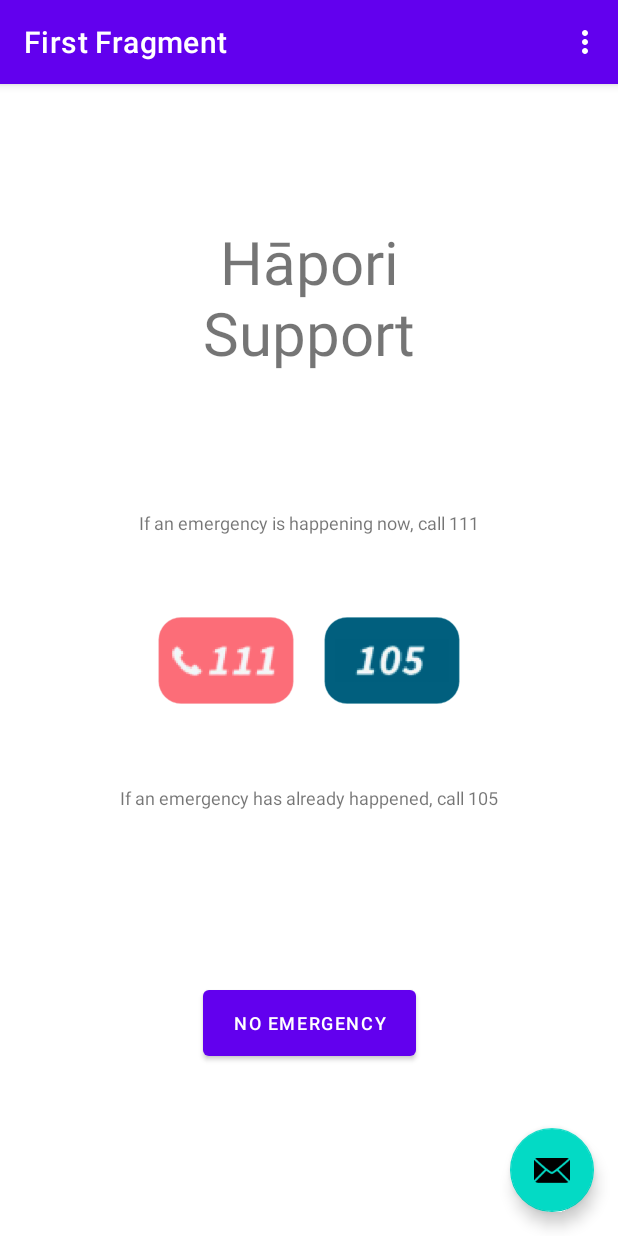
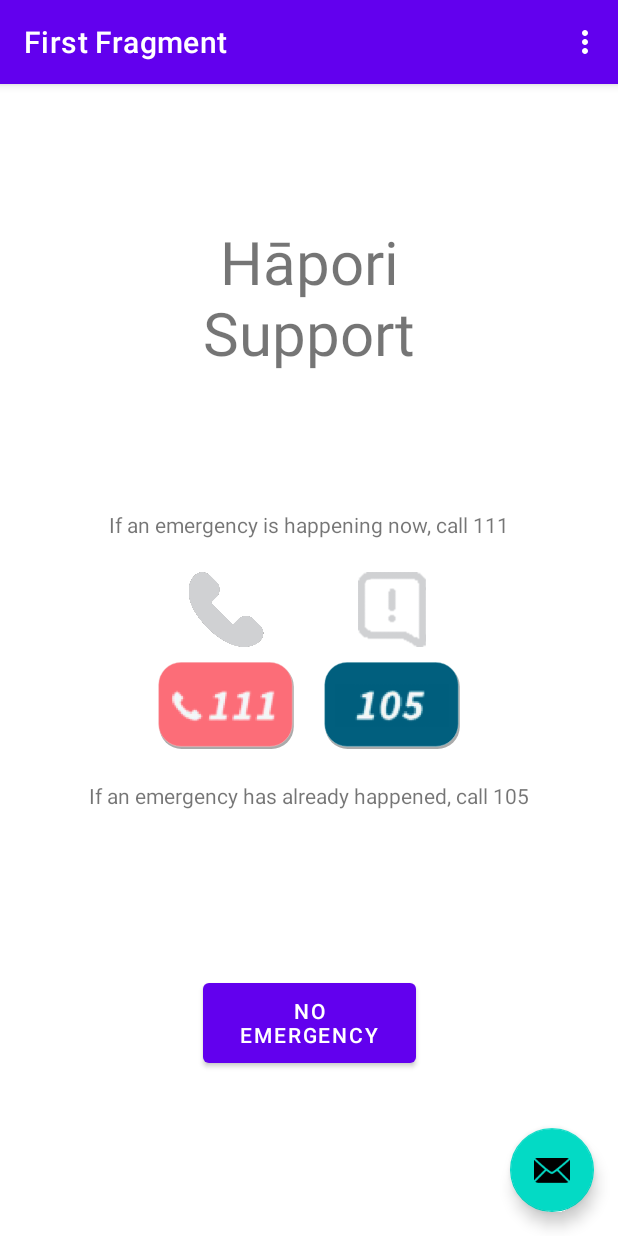
Before and after one commit to Viper272/University_Hapori-App, an Android app: the screen it shows after launch (MainActivity), on a phone screen of 412 x 824 dp. Run offline under Robolectric (Android 15) with nearby library versions, the phone set to English and light mode, and no system bars; our stand-ins replace navigation-ui.

Commit message:
Adjustments to home screen: Icons above call buttons Shadows on buttons to look more clickable

```diff
--- a/app/src/main/res/drawable/button_105.xml
+++ b/app/src/main/res/drawable/button_105.xml
@@ -1,6 +1,14 @@
 <?xml version="1.0" encoding="utf-8"?>
 <layer-list xmlns:android="http://schemas.android.com/apk/res/android">
-    <item>
+
+    <item android:left="2dp" android:top="4dp">
+        <shape android:shape="rectangle">
+            <solid android:color="@android:color/darker_gray" />
+            <corners android:radius="40dp" />
+        </shape>
+    </item>
+
+    <item android:bottom="4dp" android:right="2dp">
         <shape
         android:shape="rectangle">
         <corners android:radius="40dp"/>
--- a/app/src/main/res/drawable/button_111.xml
+++ b/app/src/main/res/drawable/button_111.xml
@@ -1,6 +1,14 @@
 <?xml version="1.0" encoding="utf-8"?>
 <layer-list xmlns:android="http://schemas.android.com/apk/res/android">
-    <item>
+
+    <item android:left="2dp" android:top="4dp">
+        <shape android:shape="rectangle">
+            <solid android:color="@android:color/darker_gray" />
+            <corners android:radius="40dp" />
+        </shape>
+    </item>
+
+    <item android:bottom="4dp" android:right="2dp">
         <shape
             android:shape="rectangle">
             <corners android:radius="40dp"/>
--- a/app/src/main/res/layout/fragment_first.xml
+++ b/app/src/main/res/layout/fragment_first.xml
@@ -55,6 +55,13 @@
             app:layout_constraintHorizontal_chainStyle="packed"
             android:paddingHorizontal="5dp">
 
+            <ImageView
+                android:layout_width="60dp"
+                android:layout_height="60dp"
+                android:src="@drawable/icon_phone"
+                android:layout_gravity="center_horizontal"
+                android:paddingBottom="10dp"
+                />
 
             <ImageButton
                 android:id="@+id/button_111"
@@ -79,6 +86,13 @@
             app:layout_constraintEnd_toEndOf="parent"
             app:layout_constraintHorizontal_bias="0"
             android:paddingHorizontal="5dp">
+
+            <ImageView
+                android:layout_width="60dp"
+                android:layout_height="60dp"
+                android:src="@drawable/icon_notify"
+                android:layout_gravity="center_horizontal"
+                android:paddingBottom="10dp"/>
 
             <ImageButton
                 android:id="@+id/button_105"
@@ -112,7 +126,7 @@
     <Button
         android:id="@+id/button_home_next"
         android:layout_width="142dp"
-        android:layout_height="56dp"
+        android:layout_height="65dp"
         android:text="@string/next"
         android:textSize="@dimen/default_textSize"
         app:layout_constraintBottom_toBottomOf="parent"
--- a/app/src/main/res/values/dimens.xml
+++ b/app/src/main/res/values/dimens.xml
@@ -1,6 +1,6 @@
 <resources>
     <dimen name="fab_margin">16dp</dimen>
-    <dimen name="default_textSize">12sp</dimen>
+    <dimen name="default_textSize">14sp</dimen>
 
     <!--Home-->
 
```
Also changed, not shown: app/src/main/res/drawable/icon_105_notify.png (added), app/src/main/res/drawable/icon_notify.png (added), app/src/main/res/drawable/icon_phone.png (added).
